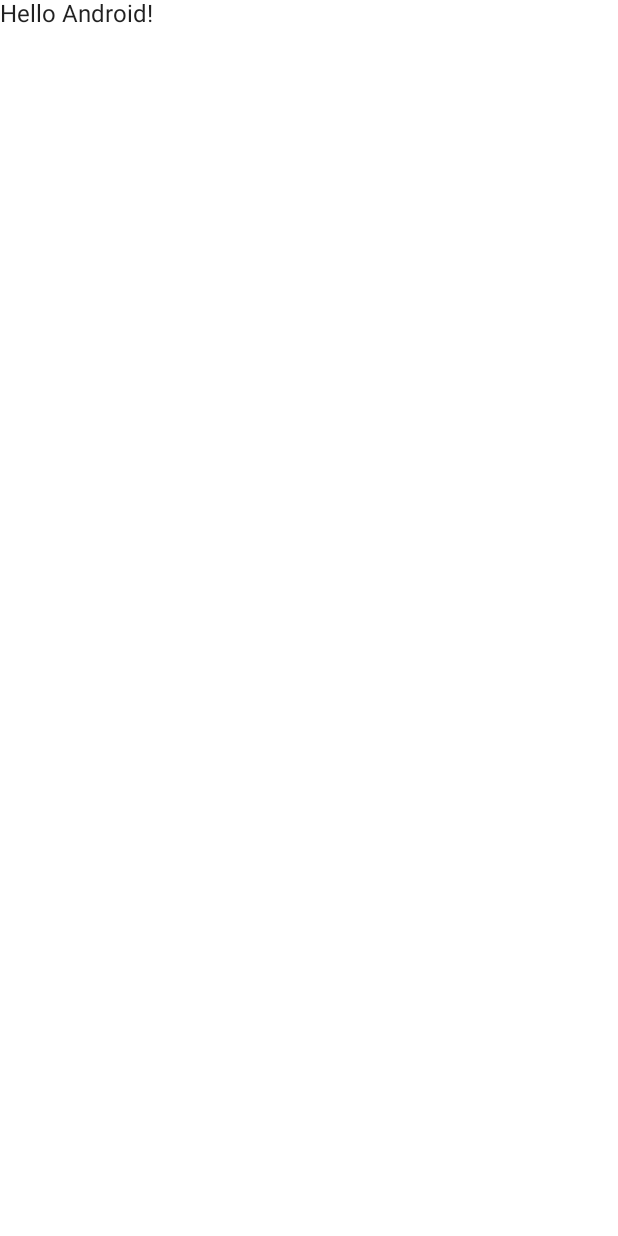
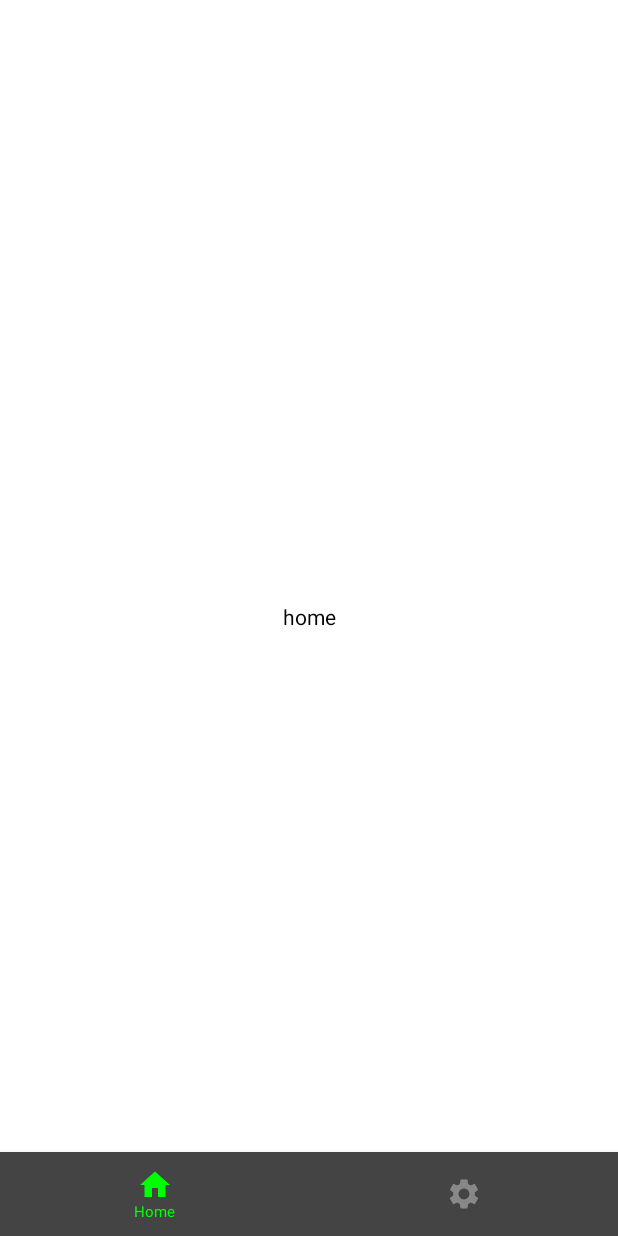
Before and after one commit to Nagumo-7960/SimpleToDo, an Android app built with Jetpack Compose: the screen it shows after launch (MainActivity), on a phone screen of 412 x 824 dp. Before the commit the screen is almost empty. Run offline under Robolectric (Android 15) with nearby library versions, the phone set to English and light mode, and no system bars.

Commit message:
ボトムナビゲーションの配置

```diff
--- a/SimpleToDo/app/src/main/java/com/example/simpletodo/MainActivity.kt
+++ b/SimpleToDo/app/src/main/java/com/example/simpletodo/MainActivity.kt
@@ -5,39 +5,52 @@ import androidx.activity.ComponentActivity
 import androidx.activity.compose.setContent
 import androidx.compose.foundation.layout.fillMaxSize
 import androidx.compose.material.MaterialTheme
+import androidx.compose.material.Scaffold
 import androidx.compose.material.Surface
 import androidx.compose.material.Text
+import androidx.compose.material.icons.Icons
+import androidx.compose.material.icons.filled.Home
+import androidx.compose.material.icons.filled.Settings
+import androidx.compose.material.icons.filled.Share
 import androidx.compose.runtime.Composable
 import androidx.compose.ui.Modifier
 import androidx.compose.ui.tooling.preview.Preview
+import androidx.navigation.compose.rememberNavController
 import com.example.simpletodo.ui.theme.SimpleToDoTheme
+import com.example.ururun.BottomNavItem
 
 class MainActivity : ComponentActivity() {
     override fun onCreate(savedInstanceState: Bundle?) {
         super.onCreate(savedInstanceState)
         setContent {
-            SimpleToDoTheme {
-                // A surface container using the 'background' color from the theme
-                Surface(
-                    modifier = Modifier.fillMaxSize(),
-                    color = MaterialTheme.colors.background
-                ) {
-                    Greeting("Android")
+            val navController = rememberNavController()
+            Navigation(navController = navController)
+
+            Scaffold(
+                bottomBar = {
+                    BottomNavigationBar(
+                        items = listOf(
+                            BottomNavItem(
+                                name = "Home",
+                                route = "home",
+                                icon = Icons.Default.Home
+                            ),
+                            BottomNavItem(
+                                name = "Setting",
+                                route = "setting",
+                                icon = Icons.Default.Settings
+                            )
+                        ),
+                        navController = navController,
+                        modifier = Modifier,
+                        onItemClick ={
+                            navController.navigate(it.route)
+                        }
+                    )
                 }
+            ) {
+                Navigation(navController = navController)
             }
         }
     }
 }
-
-@Composable
-fun Greeting(name: String) {
-    Text(text = "Hello $name!")
-}
-
-@Preview(showBackground = true)
-@Composable
-fun DefaultPreview() {
-    SimpleToDoTheme {
-        Greeting("Android")
-    }
-}
--- a/SimpleToDo/app/src/main/java/com/example/simpletodo/Navigation.kt
+++ b/SimpleToDo/app/src/main/java/com/example/simpletodo/Navigation.kt
@@ -13,8 +13,24 @@ import androidx.compose.ui.text.style.TextAlign
 import androidx.compose.ui.unit.dp
 import androidx.compose.ui.unit.sp
 import androidx.navigation.NavController
+import androidx.navigation.NavHostController
+import androidx.navigation.compose.NavHost
+import androidx.navigation.compose.composable
 import androidx.navigation.compose.currentBackStackEntryAsState
+import com.example.simpletodo.ui.screens.HomeScreen
+import com.example.simpletodo.ui.screens.SettingScreen
 import com.example.ururun.BottomNavItem
+
+@Composable
+fun Navigation(navController: NavHostController) {
+
+    NavHost(navController = navController, startDestination = "home") {
+        composable("home") { HomeScreen(navController)}
+        composable("setting") { SettingScreen(navController) }
+    }
+
+
+}
 
 @Composable
 fun BottomNavigationBar(
--- a/SimpleToDo/app/src/main/java/com/example/simpletodo/ui/screens/HomeScreen.kt
+++ b/SimpleToDo/app/src/main/java/com/example/simpletodo/ui/screens/HomeScreen.kt
@@ -1 +1,19 @@
 package com.example.simpletodo.ui.screens
+
+import androidx.compose.foundation.layout.Box
+import androidx.compose.foundation.layout.fillMaxSize
+import androidx.compose.material.Text
+import androidx.compose.runtime.Composable
+import androidx.compose.ui.Alignment
+import androidx.compose.ui.Modifier
+import androidx.navigation.NavController
+
+@Composable
+fun HomeScreen(navController: NavController) {
+    Box(
+        modifier = Modifier.fillMaxSize(),
+        contentAlignment = Alignment.Center
+    ) {
+        Text(text = "home")
+    }
+}
--- a/SimpleToDo/app/src/main/java/com/example/simpletodo/ui/screens/SettingScreen.kt
+++ b/SimpleToDo/app/src/main/java/com/example/simpletodo/ui/screens/SettingScreen.kt
@@ -1 +1,19 @@
 package com.example.simpletodo.ui.screens
+
+import androidx.compose.foundation.layout.Box
+import androidx.compose.foundation.layout.fillMaxSize
+import androidx.compose.material.Text
+import androidx.compose.runtime.Composable
+import androidx.compose.ui.Alignment
+import androidx.compose.ui.Modifier
+import androidx.navigation.NavController
+
+@Composable
+fun SettingScreen(navController: NavController) {
+    Box(
+        modifier = Modifier.fillMaxSize(),
+        contentAlignment = Alignment.Center
+    ) {
+        Text(text = "setting")
+    }
+}
```
